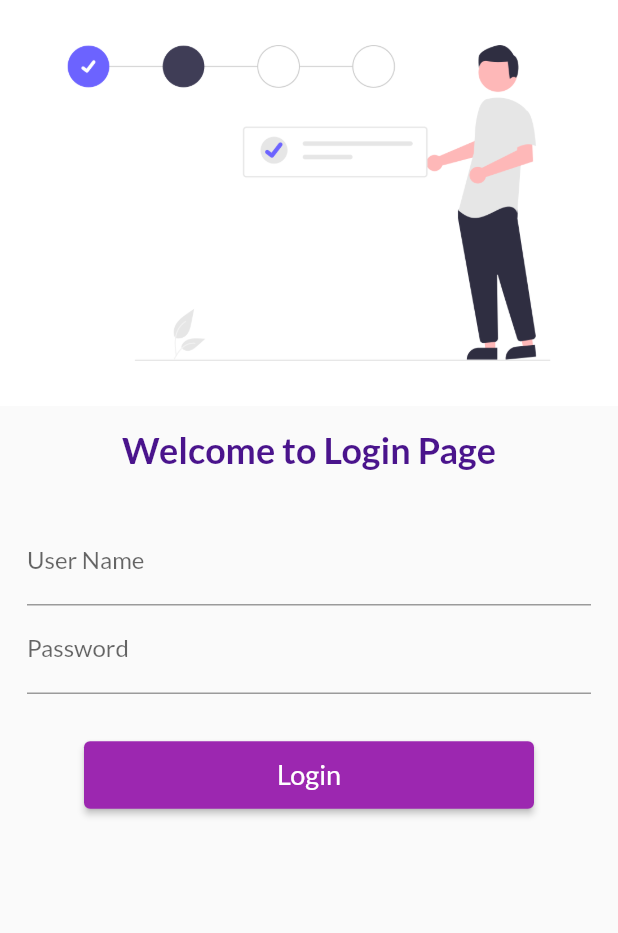
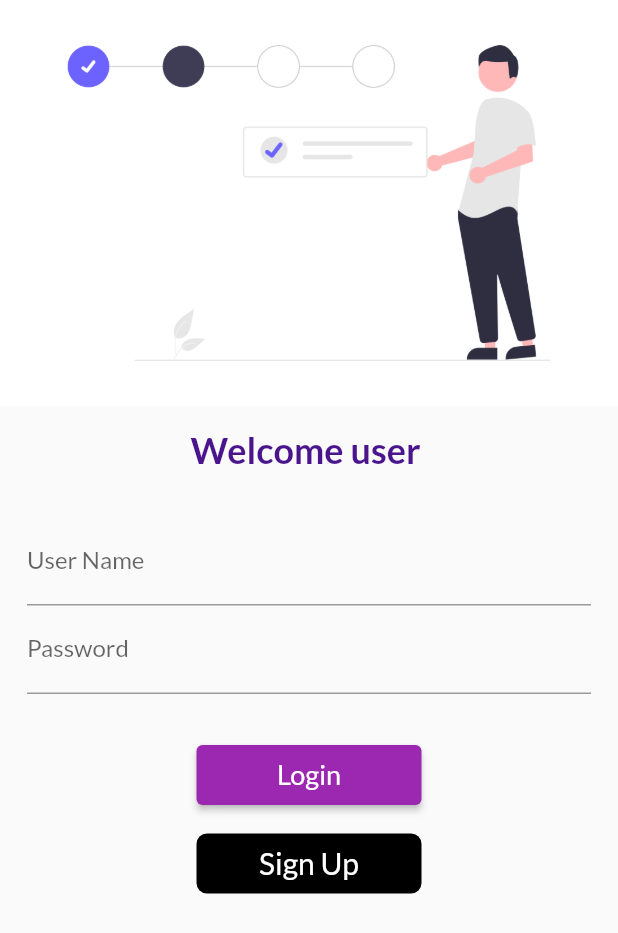
Before and after one commit to ahmedraza55592/catalog-app, a Flutter app: the screen it shows after launch, on a phone screen of 412 x 824 dp. Shown: the top 933 px of the screen. Run offline on Flutter 3.47's test engine with Material 2 defaults, Android fonts, the phone set to English and light mode, and no system bars; our stand-ins replace google_fonts.

Commit message:
day 6 completed

```diff
--- a/lib/pages/loginpage.dart
+++ b/lib/pages/loginpage.dart
@@ -1,7 +1,14 @@
 import 'package:flutter/material.dart';
 import 'package:flutter_catalog/utils/routes.dart';
 
-class LoginPage extends StatelessWidget {
+class LoginPage extends StatefulWidget {
+  @override
+  _LoginPageState createState() => _LoginPageState();
+}
+
+class _LoginPageState extends State<LoginPage> {
+  String username = "";
+  bool changeButton = false;
   @override
   Widget build(BuildContext context) {
     return Material(
@@ -18,7 +25,7 @@ class LoginPage extends StatelessWidget {
             height: 15,
           ),
           Text(
-            "Welcome to Login Page",
+            "Welcome user $username",
             style: TextStyle(
                 fontSize: 24,
                 fontWeight: FontWeight.bold,
@@ -32,6 +39,10 @@ class LoginPage extends StatelessWidget {
                 TextFormField(
                   decoration: InputDecoration(
                       hintText: "Enter your name", labelText: "User Name"),
+                  onChanged: (value) {
+                    username = value;
+                    setState(() {});
+                  },
                 ),
                 TextFormField(
                   obscureText: true,
@@ -48,12 +59,50 @@ class LoginPage extends StatelessWidget {
                 fontSize: 18,
               ),
             ),
-            style: TextButton.styleFrom(minimumSize: Size(300, 45)),
+            style: TextButton.styleFrom(minimumSize: Size(150, 40)),
             onPressed: () {
               Navigator.pushNamed(context, MyRoutes.homePage);
               print("Print something else");
             },
-          )
+          ),
+          SizedBox(
+            height: 15,
+          ),
+          InkWell(
+              onTap: () async {
+                setState(() {
+                  changeButton = true;
+                });
+                await Future.delayed(Duration(seconds: 1));
+                Navigator.pushNamed(context, MyRoutes.signUpPage);
+                setState(() {
+                  changeButton = false;
+                });
+              },
+              child: AnimatedContainer(
+                duration: Duration(seconds: 1),
+                height: 40,
+                width: changeButton ? 40 : 150,
+                alignment: Alignment.center,
+                // color: Colors.black,
+                child: changeButton
+                    ? Icon(
+                        Icons.done,
+                        color: Colors.white,
+                      )
+                    : Text(
+                        "Sign Up",
+                        style: TextStyle(
+                          color: Colors.white,
+                          fontStyle: FontStyle.normal,
+                          fontSize: 20,
+                        ),
+                      ),
+                decoration: BoxDecoration(
+                  color: Colors.black,
+                  borderRadius: BorderRadius.circular(changeButton ? 40 : 7),
+                ),
+              )),
         ],
       ),
     ));
```
